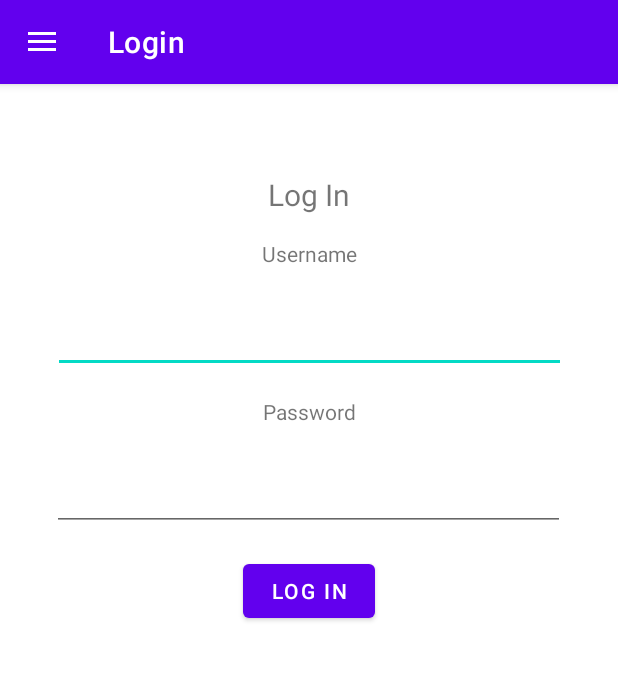
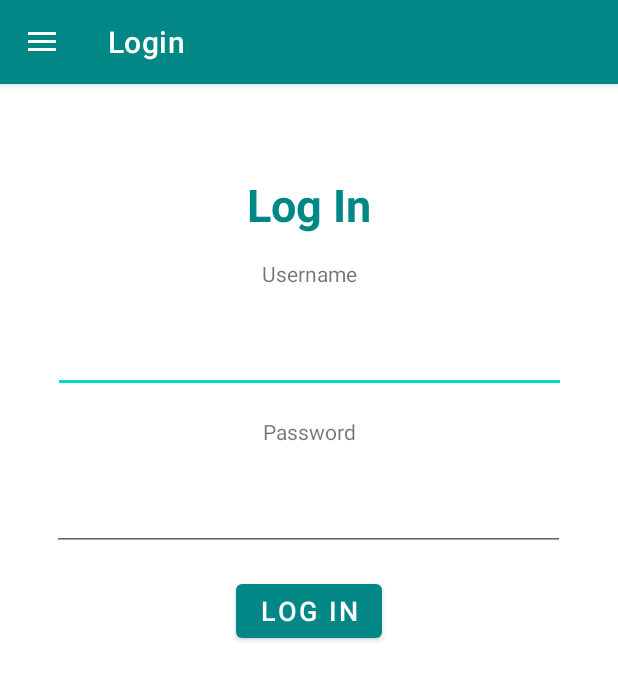
Before and after one commit to hikarisaotom/ClaudiFlix, an Android app: the screen it shows after launch (MainActivity), in the side drawer, after a tap on "LogIn", on a phone screen of 412 x 824 dp. Shown: the top 680 px of the screen. Run offline under Robolectric (Android 15) with nearby library versions, the phone set to English and light mode, and no system bars; our stand-ins replace navigation-ui; pictures from the network do not load.

Commit message:
DONE:little changes in Login, moviepreview; TODO: standalone YT activity and landscape view

```diff
--- a/app/src/main/java/com/example/clauditter/Fragment_cast.kt
+++ b/app/src/main/java/com/example/clauditter/Fragment_cast.kt
@@ -61,7 +61,8 @@ OnDownloadComplete{
                         val emoji2 = String(Character.toChars(verySad))
                         val emoji3 = String(Character.toChars(shame))
                         lbl_castTitle.text= "\n \n \n \nWe have bad news!!! $emoji1 $emoji2 $emoji3 \n \n" +
-                                "There are no information about the cast for this movie "
+                                "There are no information about the cast for this movie"
+
                     }else{
                         lbl_castTitle.setCompoundDrawablesWithIntrinsicBounds(R.mipmap.cast, 0, 0, 0);
                         recyclerView_Actores.visibility=View.VISIBLE
--- a/app/src/main/java/com/example/clauditter/ui/Login/LogInFragment.kt
+++ b/app/src/main/java/com/example/clauditter/ui/Login/LogInFragment.kt
@@ -38,12 +38,20 @@ class LogInFragment : Fragment() {
             var flagLogin = 0;
             var flagLogout = 0
             if (it) {
+                val verySad = 0x1F622
+                val emoji = String(Character.toChars(verySad))
+                lbl_goodbye.text="Wanna go? $emoji"
+
+                img_logout.visibility= View.VISIBLE
                 flagLogout = View.VISIBLE
                 flagLogin = View.GONE
+                img_logout.setImageResource(R.mipmap.leaving)
             } else {
                 flagLogout = View.GONE
                 flagLogin = View.VISIBLE
+                img_logout.visibility= View.GONE
             }
+
             progressB_login.visibility = View.GONE
             btn_logOut.visibility = flagLogout
             lbl_goodbye.visibility = flagLogout
@@ -140,7 +148,7 @@ class LogInFragment : Fragment() {
         return toReturn
     }
 
-    fun showSnackbar(title: String,message:String, option: String, url:String) {
+    fun showSnackbar(title: String,message:String, option: String, url:String?) {
         progressB_login.visibility = View.GONE
 
         val snackbar = Snackbar.make(btnView!!, "", Snackbar.LENGTH_SHORT)
@@ -151,7 +159,11 @@ class LogInFragment : Fragment() {
         val snackView: View = layoutInflater.inflate(R.layout.snackbar, null)
 
         val imageView: ImageView = snackView.findViewById<View>(R.id.img_snack) as ImageView
-        Glide.with(activity?.applicationContext!!).load(url).into(imageView)
+       if(url !=null) {
+           Glide.with(activity?.applicationContext!!).load(url).into(imageView)
+       }else{
+           imageView.setImageResource(R.mipmap.happy)
+       }
         val lbltitle = snackView.findViewById<View>(R.id.lbl_snack) as TextView
         val lblmesage = snackView.findViewById<View>(R.id.lbl_snack2) as TextView
         lbltitle.setText(title)
@@ -167,33 +179,9 @@ class LogInFragment : Fragment() {
             snackbar.dismiss()
         }
         layout.addView(snackView, 0)
+
        snackbar.show()
-
-/* snackbar.setAction(option) {
-            txtPassword_logIn.setText("")
-            txtPassword_logIn.clearFocus()
-            txtUsername_logIn.setText("")
-            txtUsername_logIn.clearFocus()
-        }*/
-        /* SIMPLE
-    Snackbar.make(btnView!!,
-         title, Snackbar.LENGTH_LONG)
-         .setAction(option) {
-             txtPassword_logIn.setText("")
-             txtPassword_logIn.clearFocus()
-             txtUsername_logIn.setText("")
-             txtUsername_logIn.clearFocus()
-         }.show()*/
-
-        /*Con icono
-        val snackbar: Snackbar = Snackbar.make(btnView!!, R.string.app_name, Snackbar.LENGTH_LONG)
-         val snackbarLayout = snackbar.view
-         val textView =
-             snackbarLayout.findViewById<View>(R.id.snackbar_text) as TextView
-         textView.setCompoundDrawablesWithIntrinsicBounds(R.drawable.ic_menu_share, 0, 0, 0)
-         textView.compoundDrawablePadding =
-             resources.getDimensionPixelOffset(R.dimen.fab_margin)
-         snackbar.show()*/
+        snackbar.view.setBackgroundColor(Color.WHITE)
     }
 
     private fun validateAccess() {
@@ -266,7 +254,7 @@ class LogInFragment : Fragment() {
     }
 
     private fun failedLogIn() {
-        val url="https://www.pngrepo.com/png/209049/512/suspicious-emoji.png"
+        val url="https://img.pngio.com/arrest-crime-criminal-justice-prison-punishment-suspect-icon-suspect-png-512_512.png"
         showSnackbar("Something is wrong....","Please check your data", "Try Again",url)
         //Toast.makeText(activity, "Please check your data", Toast.LENGTH_LONG).show()
         logInModel.setFlag(false)
@@ -274,8 +262,8 @@ class LogInFragment : Fragment() {
     }
 
     private fun successLogIn() {
-        val url="https://pngimg.com/uploads/welcome/welcome_PNG108.png"
-        showSnackbar("Welcome Back!","Welcome ${txtUsername_logIn.text.toString()}", "Continue",url)
+       // val url="https://png.pngtree.com/png-vector/20200116/ourmid/pngtree-man-with-happy-face-concept-for-expression-character-flat-style-vector-png-image_2129312.jpg"
+        showSnackbar("Welcome Back!","Welcome ${txtUsername_logIn.text.toString()}", "Continue",null)
 
         //Toast.makeText(activity, "Welcome ${txtUsername_logIn.text.toString()}", Toast.LENGTH_LONG).show()
         logInModel.setFlag(true)
--- a/app/src/main/res/layout/fragment__trailers.xml
+++ b/app/src/main/res/layout/fragment__trailers.xml
@@ -14,6 +14,8 @@
         android:layout_marginTop="16dp"
         android:layout_marginEnd="16dp"
         android:text="Trailers"
+        android:textColor="?attr/colorPrimary"
+        android:textSize="18dp"
         app:layout_constraintEnd_toEndOf="parent"
         app:layout_constraintStart_toStartOf="parent"
         app:layout_constraintTop_toTopOf="parent" />
--- a/app/src/main/res/layout/fragment_cast.xml
+++ b/app/src/main/res/layout/fragment_cast.xml
@@ -10,10 +10,12 @@
     <androidx.recyclerview.widget.RecyclerView
         android:id="@+id/recyclerView_Actores"
         android:layout_width="0dp"
-        android:layout_height="wrap_content"
+        android:layout_height="0dp"
         android:layout_marginStart="16dp"
         android:layout_marginTop="16dp"
         android:layout_marginEnd="16dp"
+        android:layout_marginBottom="8dp"
+        app:layout_constraintBottom_toBottomOf="parent"
         app:layout_constraintEnd_toEndOf="parent"
         app:layout_constraintStart_toStartOf="parent"
         app:layout_constraintTop_toBottomOf="@+id/lbl_castTitle" />
@@ -26,6 +28,8 @@
         android:layout_marginTop="16dp"
         android:layout_marginEnd="16dp"
         android:text="Cast"
+        android:textColor="?attr/colorPrimary"
+        android:textSize="18sp"
         app:layout_constraintEnd_toEndOf="parent"
         app:layout_constraintStart_toStartOf="parent"
         app:layout_constraintTop_toTopOf="parent" />
--- a/app/src/main/res/layout/fragment_login.xml
+++ b/app/src/main/res/layout/fragment_login.xml
@@ -15,7 +15,9 @@
         android:layout_marginEnd="16dp"
         android:text="Log In"
         android:textAlignment="center"
-        android:textSize="20sp"
+        android:textColor="?attr/colorPrimary"
+        android:textSize="30sp"
+        android:textStyle="bold"
         app:layout_constraintEnd_toEndOf="parent"
         app:layout_constraintStart_toStartOf="parent"
         app:layout_constraintTop_toTopOf="parent" />
@@ -27,6 +29,7 @@
         android:layout_marginTop="16dp"
         android:ems="10"
         android:inputType="textPersonName"
+        android:textSize="18sp"
         app:layout_constraintEnd_toEndOf="@+id/lblUsername"
         app:layout_constraintStart_toStartOf="@+id/lblUsername"
         app:layout_constraintTop_toBottomOf="@+id/lblUsername" />
@@ -38,6 +41,7 @@
         android:layout_marginTop="16dp"
         android:ems="10"
         android:inputType="textPassword"
+        android:textSize="18sp"
         app:layout_constraintEnd_toEndOf="@+id/lblPassword"
         app:layout_constraintHorizontal_bias="0.503"
         app:layout_constraintStart_toStartOf="@+id/lblPassword"
@@ -73,6 +77,7 @@
         android:layout_marginTop="16dp"
         android:layout_marginEnd="16dp"
         android:text="Log in"
+        android:textSize="18sp"
         app:layout_constraintEnd_toEndOf="parent"
         app:layout_constraintStart_toStartOf="parent"
         app:layout_constraintTop_toBottomOf="@+id/txtPassword_logIn" />
@@ -95,8 +100,8 @@
         android:id="@+id/lbl_goodbye"
         android:layout_width="wrap_content"
         android:layout_height="wrap_content"
-        android:layout_marginTop="32dp"
-        android:text="Wanna Go? :( "
+        android:layout_marginTop="520dp"
+        android:text="Wanna Go? "
         android:textSize="30sp"
         app:layout_constraintEnd_toEndOf="parent"
         app:layout_constraintStart_toStartOf="parent"
@@ -110,6 +115,16 @@
         app:layout_constraintBottom_toBottomOf="parent"
         app:layout_constraintEnd_toEndOf="parent"
         app:layout_constraintStart_toStartOf="parent"
-        app:layout_constraintTop_toTopOf="@+id/lbl_goodbye" />
+        app:layout_constraintTop_toTopOf="parent" />
+
+    <ImageView
+        android:id="@+id/img_logout"
+        android:layout_width="398dp"
+        android:layout_height="461dp"
+        app:layout_constraintEnd_toEndOf="parent"
+        app:layout_constraintHorizontal_bias="0.461"
+        app:layout_constraintStart_toStartOf="parent"
+        tools:layout_editor_absoluteY="59dp"
+        tools:src="@mipmap/leaving" />
 
 </androidx.constraintlayout.widget.ConstraintLayout>
--- a/app/src/main/res/layout/fragment_reviews.xml
+++ b/app/src/main/res/layout/fragment_reviews.xml
@@ -10,10 +10,12 @@
     <androidx.recyclerview.widget.RecyclerView
         android:id="@+id/recycler_Reviews"
         android:layout_width="0dp"
-        android:layout_height="wrap_content"
+        android:layout_height="0dp"
         android:layout_marginStart="8dp"
         android:layout_marginTop="16dp"
         android:layout_marginEnd="8dp"
+        android:layout_marginBottom="8dp"
+        app:layout_constraintBottom_toBottomOf="parent"
         app:layout_constraintEnd_toEndOf="parent"
         app:layout_constraintHorizontal_bias="0.0"
         app:layout_constraintStart_toStartOf="parent"
@@ -27,6 +29,8 @@
         android:layout_marginTop="16dp"
         android:layout_marginEnd="16dp"
         android:text="Reviews"
+        android:textColor="?attr/colorPrimary"
+        android:textSize="18dp"
         app:layout_constraintEnd_toEndOf="parent"
         app:layout_constraintStart_toStartOf="parent"
         app:layout_constraintTop_toTopOf="parent" />
--- a/app/src/main/res/layout/lista_home_recyclerview.xml
+++ b/app/src/main/res/layout/lista_home_recyclerview.xml
@@ -13,7 +13,7 @@
         android:layout_marginTop="16dp"
         android:layout_marginEnd="16dp"
         android:text="TextView"
-        android:textColor="?attr/colorAccent"
+        android:textColor="?attr/colorPrimary"
         android:textSize="18sp"
         android:textStyle="bold"
         app:layout_constraintEnd_toEndOf="parent"
--- a/app/src/main/res/layout/movie_description.xml
+++ b/app/src/main/res/layout/movie_description.xml
@@ -64,8 +64,8 @@
         android:layout_height="32dp"
         android:layout_marginTop="4dp"
         android:visibility="visible"
-        app:layout_constraintEnd_toEndOf="@+id/btn_addRemoveFavorite"
-        app:layout_constraintStart_toStartOf="@+id/btn_addRemoveFavorite"
+        app:layout_constraintEnd_toEndOf="parent"
+        app:layout_constraintStart_toStartOf="parent"
         app:layout_constraintTop_toBottomOf="@+id/btn_addRemoveFavorite"
         app:tabSelectedTextColor="@color/teal_700">
 
@@ -74,7 +74,6 @@
             android:layout_width="wrap_content"
             android:layout_height="wrap_content"
             android:background="#FFFFFF"
-            android:icon="@mipmap/information"
             android:text="info"
             android:visibility="visible" />
 
--- a/app/src/main/res/values/themes.xml
+++ b/app/src/main/res/values/themes.xml
@@ -2,15 +2,15 @@
     <!-- Base application theme. -->
     <style name="Theme.Clauditter" parent="Theme.MaterialComponents.DayNight.DarkActionBar">
         <!-- Primary brand color. -->
-        <item name="colorPrimary">@color/purple_500</item>
-        <item name="colorPrimaryVariant">@color/purple_700</item>
+        <item name="colorPrimary">@color/teal_700</item>
+        <item name="colorPrimaryVariant">@color/teal_700</item>
         <item name="colorOnPrimary">@color/white</item>
         <!-- Secondary brand color. -->
         <item name="colorSecondary">@color/teal_200</item>
         <item name="colorSecondaryVariant">@color/teal_700</item>
         <item name="colorOnSecondary">@color/black</item>
         <!-- Status bar color. -->
-        <item name="android:statusBarColor" tools:targetApi="l">?attr/colorPrimaryVariant</item>
+        <item name="android:statusBarColor" tools:targetApi="l">@color/teal_200</item>
         <!-- Customize your theme here. -->
     </style>
 
```
Also changed, not shown: app/src/main/java/com/example/clauditter/Activity_MovieDetails.kt (+7 -6 lines), app/src/main/java/com/example/clauditter/ui/Favorites/FavoritesFragment.kt (+10 -2 lines), app/src/main/res/layout/fragment_favorites.xml (+13 -2 lines), app/src/main/res/layout/fragment_home.xml (+7 -3 lines), app/src/main/res/layout/fragment_information.xml (+18 -0 lines), app/src/main/res/mipmap-mdpi/happy.png (added), app/src/main/res/mipmap-mdpi/leaving.png (added).
